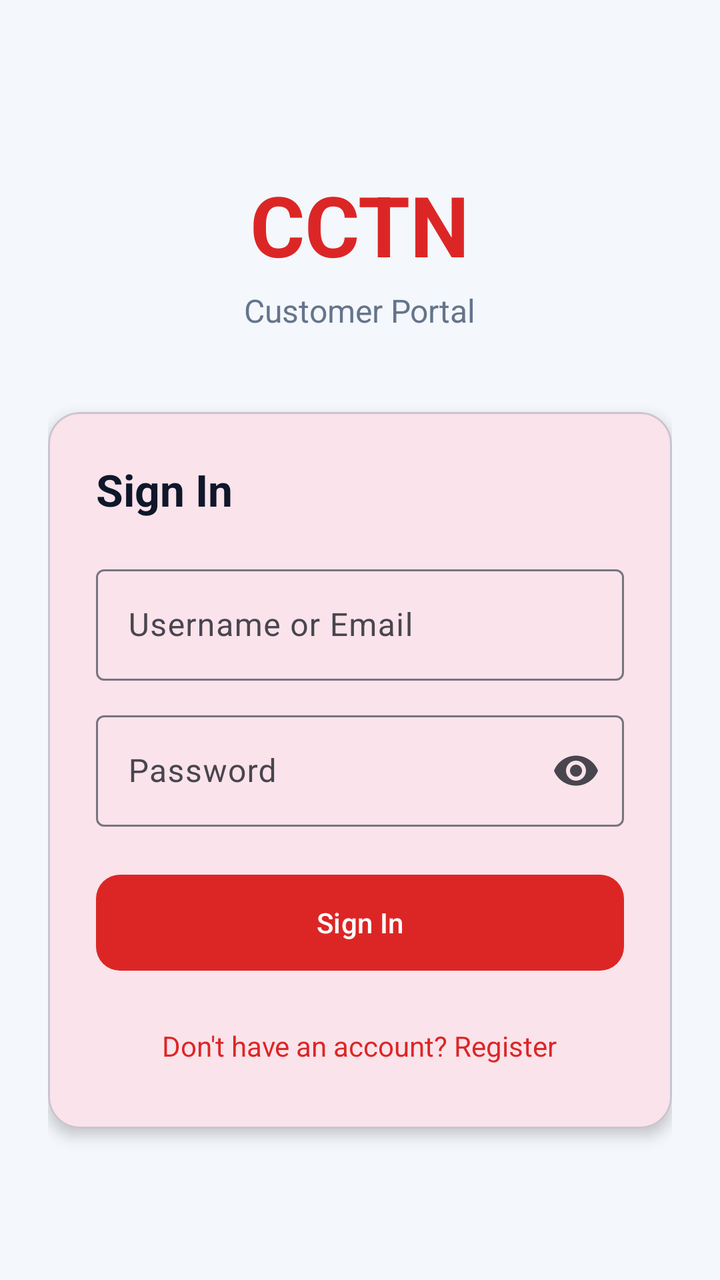
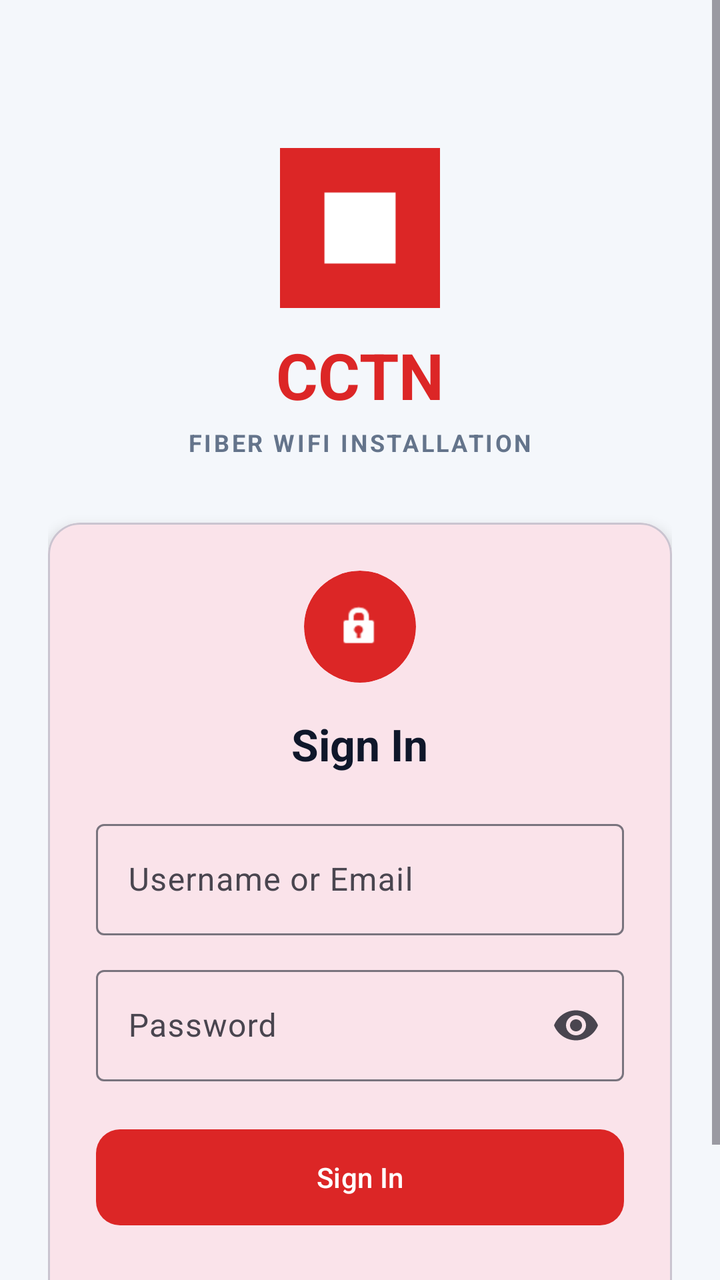

Two renders of the same Android screen: before a commit and after it. Below are the layout's source before the change and the commit's diff.
<!-- AndroidManifest.xml: application theme Theme.CCTNApp -->
<!-- res/layout/fragment_login.xml -->
<?xml version="1.0" encoding="utf-8"?>
<ScrollView xmlns:android="http://schemas.android.com/apk/res/android"
    xmlns:app="http://schemas.android.com/apk/res-auto"
    android:layout_width="match_parent"
    android:layout_height="match_parent"
    android:background="@color/background"
    android:fillViewport="true">

    <androidx.constraintlayout.widget.ConstraintLayout
        android:layout_width="match_parent"
        android:layout_height="wrap_content"
        android:padding="24dp">

        
        <TextView
            android:id="@+id/tvAppName"
            android:layout_width="wrap_content"
            android:layout_height="wrap_content"
            android:text="CCTN"
            android:textSize="42sp"
            android:textStyle="bold"
            android:textColor="@color/primary"
            app:layout_constraintTop_toTopOf="parent"
            app:layout_constraintStart_toStartOf="parent"
            app:layout_constraintEnd_toEndOf="parent"
            android:layout_marginTop="60dp" />

        <TextView
            android:id="@+id/tvSubtitle"
            android:layout_width="wrap_content"
            android:layout_height="wrap_content"
            android:text="Customer Portal"
            android:textSize="16sp"
            android:textColor="@color/on_surface_variant"
            app:layout_constraintTop_toBottomOf="@id/tvAppName"
            app:layout_constraintStart_toStartOf="parent"
            app:layout_constraintEnd_toEndOf="parent"
            android:layout_marginTop="4dp" />

        
        <com.google.android.material.card.MaterialCardView
            android:id="@+id/loginCard"
            android:layout_width="match_parent"
            android:layout_height="wrap_content"
            android:layout_marginTop="40dp"
            app:cardCornerRadius="16dp"
            app:cardElevation="4dp"
            app:layout_constraintTop_toBottomOf="@id/tvSubtitle"
            app:layout_constraintStart_toStartOf="parent"
            app:layout_constraintEnd_toEndOf="parent">

            <LinearLayout
                android:layout_width="match_parent"
                android:layout_height="wrap_content"
                android:orientation="vertical"
                android:padding="24dp">

                <TextView
                    android:layout_width="wrap_content"
                    android:layout_height="wrap_content"
                    android:text="Sign In"
                    android:textSize="22sp"
                    android:textStyle="bold"
                    android:textColor="@color/on_surface"
                    android:layout_marginBottom="20dp" />

                <com.google.android.material.textfield.TextInputLayout
                    android:id="@+id/tilLoginInput"
                    style="@style/Widget.Material3.TextInputLayout.OutlinedBox"
                    android:layout_width="match_parent"
                    android:layout_height="wrap_content"
                    android:hint="Username or Email">

                    <com.google.android.material.textfield.TextInputEditText
                        android:id="@+id/etLoginInput"
                        android:layout_width="match_parent"
                        android:layout_height="wrap_content"
                        android:inputType="textEmailAddress"
                        android:imeOptions="actionNext" />
                </com.google.android.material.textfield.TextInputLayout>

                <com.google.android.material.textfield.TextInputLayout
                    android:id="@+id/tilPassword"
                    style="@style/Widget.Material3.TextInputLayout.OutlinedBox"
                    android:layout_width="match_parent"
                    android:layout_height="wrap_content"
                    android:hint="Password"
                    android:layout_marginTop="12dp"
                    app:endIconMode="password_toggle">

                    <com.google.android.material.textfield.TextInputEditText
                        android:id="@+id/etPassword"
                        android:layout_width="match_parent"
                        android:layout_height="wrap_content"
                        android:inputType="textPassword"
                        android:imeOptions="actionDone" />
                </com.google.android.material.textfield.TextInputLayout>

                <ProgressBar
                    android:id="@+id/progressBar"
                    android:layout_width="wrap_content"
                    android:layout_height="wrap_content"
                    android:layout_gravity="center"
                    android:visibility="gone"
                    android:layout_marginTop="8dp" />

                <com.google.android.material.button.MaterialButton
                    android:id="@+id/btnLogin"
                    android:layout_width="match_parent"
                    android:layout_height="56dp"
                    android:text="Sign In"
                    android:layout_marginTop="20dp"
                    app:cornerRadius="12dp" />

                <TextView
                    android:id="@+id/tvRegister"
                    android:layout_width="wrap_content"
                    android:layout_height="wrap_content"
                    android:text="Don't have an account? Register"
                    android:textColor="@color/primary"
                    android:layout_gravity="center"
                    android:layout_marginTop="16dp"
                    android:paddingVertical="8dp" />

            </LinearLayout>
        </com.google.android.material.card.MaterialCardView>

    </androidx.constraintlayout.widget.ConstraintLayout>
</ScrollView>
<!-- resources referenced by this layout -->
<resources>
  <color name="background">#F4F7FB</color>
  <color name="on_surface">#0F172A</color>
  <color name="on_surface_variant">#64748B</color>
  <color name="primary">#DC2626</color>
  <style name="Theme.CCTNApp" parent="Theme.Material3.DayNight.NoActionBar">
          <item name="colorPrimary">@color/primary</item>
          <item name="bottomNavigationStyle">@style/CustomBottomNav</item>
      </style>
  <style name="CustomBottomNav" parent="Widget.Material3.BottomNavigationView">
          <item name="itemActiveIndicatorStyle">@style/CustomBottomNavIndicator</item>
      </style>
  <style name="CustomBottomNavIndicator" parent="Widget.Material3.BottomNavigationView.ActiveIndicator">
          <item name="android:color">@color/bottom_nav_indicator</item>
      </style>
  <color name="bottom_nav_indicator">#FEE2E2</color>
</resources>

<!-- the commit's change to res/layout/fragment_login.xml (unified diff, before → after) -->
@@ -12,25 +12,37 @@
         android:padding="24dp">
 
         
+        <ImageView
+            android:id="@+id/ivLogo"
+            android:layout_width="80dp"
+            android:layout_height="80dp"
+            android:src="@mipmap/ic_launcher"
+            app:layout_constraintTop_toTopOf="parent"
+            app:layout_constraintStart_toStartOf="parent"
+            app:layout_constraintEnd_toEndOf="parent"
+            android:layout_marginTop="50dp" />
+
         <TextView
             android:id="@+id/tvAppName"
             android:layout_width="wrap_content"
             android:layout_height="wrap_content"
             android:text="CCTN"
-            android:textSize="42sp"
+            android:textSize="32sp"
             android:textStyle="bold"
             android:textColor="@color/primary"
-            app:layout_constraintTop_toTopOf="parent"
+            app:layout_constraintTop_toBottomOf="@id/ivLogo"
             app:layout_constraintStart_toStartOf="parent"
             app:layout_constraintEnd_toEndOf="parent"
-            android:layout_marginTop="60dp" />
+            android:layout_marginTop="12dp" />
 
         <TextView
             android:id="@+id/tvSubtitle"
             android:layout_width="wrap_content"
             android:layout_height="wrap_content"
-            android:text="Customer Portal"
-            android:textSize="16sp"
+            android:text="FIBER WIFI INSTALLATION"
+            android:textSize="12sp"
+            android:textStyle="bold"
+            android:letterSpacing="0.1"
             android:textColor="@color/on_surface_variant"
             app:layout_constraintTop_toBottomOf="@id/tvAppName"
             app:layout_constraintStart_toStartOf="parent"
@@ -42,7 +54,7 @@
             android:id="@+id/loginCard"
             android:layout_width="match_parent"
             android:layout_height="wrap_content"
-            android:layout_marginTop="40dp"
+            android:layout_marginTop="32dp"
             app:cardCornerRadius="16dp"
             app:cardElevation="4dp"
             app:layout_constraintTop_toBottomOf="@id/tvSubtitle"
@@ -55,12 +67,31 @@
                 android:orientation="vertical"
                 android:padding="24dp">
 
+                
+                <com.google.android.material.card.MaterialCardView
+                    android:layout_width="56dp"
+                    android:layout_height="56dp"
+                    android:layout_gravity="center"
+                    app:cardCornerRadius="28dp"
+                    app:cardBackgroundColor="@color/primary"
+                    app:strokeWidth="0dp"
+                    app:cardElevation="0dp"
+                    android:layout_marginBottom="16dp">
+                    <ImageView
+                        android:layout_width="24dp"
+                        android:layout_height="24dp"
+                        android:layout_gravity="center"
+                        android:src="@android:drawable/ic_lock_idle_lock"
+                        app:tint="@color/white" />
+                </com.google.android.material.card.MaterialCardView>
+
                 <TextView
                     android:layout_width="wrap_content"
                     android:layout_height="wrap_content"
                     android:text="Sign In"
                     android:textSize="22sp"
                     android:textStyle="bold"
+                    android:layout_gravity="center"
                     android:textColor="@color/on_surface"
                     android:layout_marginBottom="20dp" />
 
<!-- resource entries referenced after the edit -->
@@ -4,6 +4,21 @@
   <color name="on_surface">#0F172A</color>
   <color name="on_surface_variant">#64748B</color>
   <color name="primary">#DC2626</color>
+  <color name="white">#FFFFFFFF</color>
+  <!-- mipmap ic_launcher (mipmap-anydpi-v26) -->
+  <?xml version="1.0" encoding="utf-8"?>
+  <vector xmlns:android="http://schemas.android.com/apk/res/android"
+      android:width="108dp"
+      android:height="108dp"
+      android:viewportWidth="108"
+      android:viewportHeight="108">
+      <path
+          android:fillColor="#DC2626"
+          android:pathData="M0,0h108v108h-108z"/>
+      <path
+          android:fillColor="#FFFFFF"
+          android:pathData="M30,30h48v48h-48z"/>
+  </vector>
   <style name="Theme.CCTNApp" parent="Theme.Material3.DayNight.NoActionBar">
           <item name="colorPrimary">@color/primary</item>
           <item name="bottomNavigationStyle">@style/CustomBottomNav</item>
